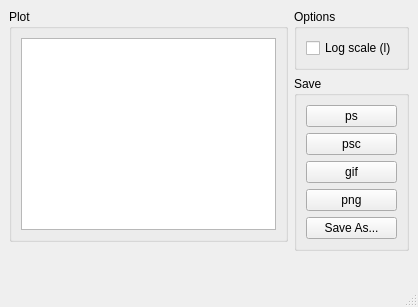
This is tools/Python/mcplot/gnuplot/mcgnuwindow.ui in McStasMcXtrace/McCode as Qt 5 draws it before an edit. The edited form follows.
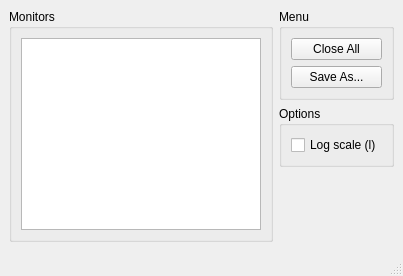
This is the edited form.

Commit message: persist=1 only if running from the terminal (one-offs), otherwise persist=0 s.t. gnuplot windows close upon exit

Patch:
```diff
--- a/tools/Python/mcplot/gnuplot/mcgnuwindow.ui
+++ b/tools/Python/mcplot/gnuplot/mcgnuwindow.ui
@@ -6,8 +6,8 @@
    <rect>
     <x>0</x>
     <y>0</y>
-    <width>418</width>
-    <height>307</height>
+    <width>403</width>
+    <height>276</height>
    </rect>
   </property>
   <property name="sizePolicy">
@@ -32,7 +32,7 @@
          </sizepolicy>
         </property>
         <property name="title">
-         <string>Plot</string>
+         <string>Monitors</string>
         </property>
         <layout class="QVBoxLayout" name="verticalLayout_2">
          <item>
@@ -65,6 +65,29 @@
     </item>
     <item>
      <layout class="QVBoxLayout" name="verticalLayout">
+      <item>
+       <widget class="QGroupBox" name="gbxSave">
+        <property name="title">
+         <string>Menu</string>
+        </property>
+        <layout class="QVBoxLayout" name="verticalLayout_3">
+         <item>
+          <widget class="QPushButton" name="btnCloseAll">
+           <property name="text">
+            <string>Close All</string>
+           </property>
+          </widget>
+         </item>
+         <item>
+          <widget class="QPushButton" name="btnSaveAs">
+           <property name="text">
+            <string>Save As...</string>
+           </property>
+          </widget>
+         </item>
+        </layout>
+       </widget>
+      </item>
       <item>
        <widget class="QGroupBox" name="gbxOptions">
         <property name="title">
@@ -81,50 +104,6 @@
         </layout>
        </widget>
       </item>
-      <item>
-       <widget class="QGroupBox" name="gbxSave">
-        <property name="title">
-         <string>Save</string>
-        </property>
-        <layout class="QVBoxLayout" name="verticalLayout_3">
-         <item>
-          <widget class="QPushButton" name="btnSave_2">
-           <property name="text">
-            <string>ps</string>
-           </property>
-          </widget>
-         </item>
-         <item>
-          <widget class="QPushButton" name="btnSave_1">
-           <property name="text">
-            <string>psc</string>
-           </property>
-          </widget>
-         </item>
-         <item>
-          <widget class="QPushButton" name="btnSave_3">
-           <property name="text">
-            <string>gif</string>
-           </property>
-          </widget>
-         </item>
-         <item>
-          <widget class="QPushButton" name="btnSave_4">
-           <property name="text">
-            <string>png</string>
-           </property>
-          </widget>
-         </item>
-         <item>
-          <widget class="QPushButton" name="btnSaveAs">
-           <property name="text">
-            <string>Save As...</string>
-           </property>
-          </widget>
-         </item>
-        </layout>
-       </widget>
-      </item>
       <item>
        <spacer name="verticalSpacer">
         <property name="orientation">
```
The commit also changes 4 other files.
